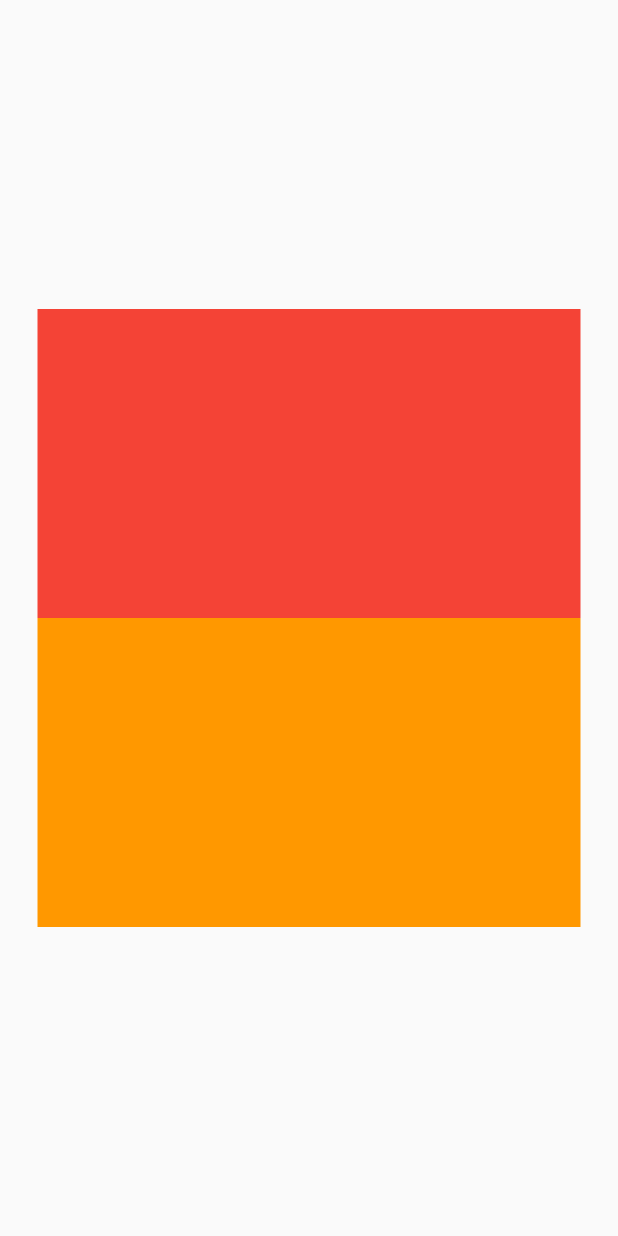
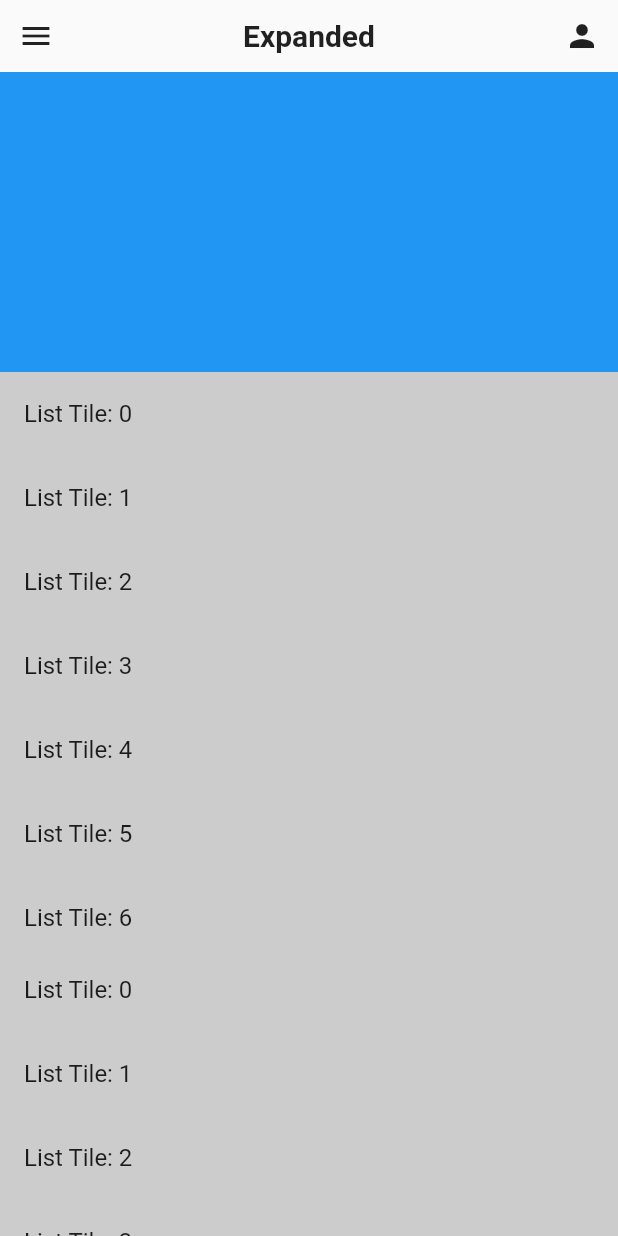
Before and after one commit to mdRazunMia/flutter-widgets-demo, a Flutter app: the screen it shows after launch, on a phone screen of 412 x 824 dp. Run offline on Flutter 3.47's test engine with Material 2 defaults, Android fonts, the phone set to English and light mode, and no system bars; our stand-ins replace get.

```diff
--- a/lib/main.dart
+++ b/lib/main.dart
@@ -3,7 +3,7 @@ import 'package:flutter_widgets_demo/screens/center_screen.dart';
 import 'package:flutter_widgets_demo/screens/home_screen.dart';
 import 'package:get/get.dart';
 
-import 'screens/medi_query_screen.dart';
+import 'screens/expanded_screen.dart';
 
 void main() {
   runApp(const MyApp());
@@ -20,7 +20,7 @@ class MyApp extends StatelessWidget {
       theme: ThemeData(
         primarySwatch: Colors.blue,
       ),
-      home: const MediaQueryScreen(),
+      home: const ExpandedScreen(),
       getPages: [
         GetPage(name: '/homeScreen', page: () => const HomeScreen()),
         GetPage(name: '/centerWidget', page: () => const CenterScreen()),
--- /dev/null
+++ b/lib/screens/expanded_screen.dart
@@ -0,0 +1,68 @@
+import 'package:flutter/material.dart';
+
+class ExpandedScreen extends StatelessWidget {
+  const ExpandedScreen({Key? key}) : super(key: key);
+
+  @override
+  Widget build(BuildContext context) {
+    return SafeArea(
+      child: Scaffold(
+        body: Column(
+          children: [
+            Row(
+              // mainAxisAlignment: MainAxisAlignment.spaceBetween,
+              children: [
+                IconButton(
+                  onPressed: () {},
+                  icon: const Icon(Icons.menu),
+                ),
+                const Expanded(
+                  child: Center(
+                    child: Text(
+                      "Expanded",
+                      style: TextStyle(
+                        fontWeight: FontWeight.bold,
+                        fontSize: 20,
+                      ),
+                    ),
+                  ),
+                ),
+                IconButton(
+                  onPressed: () {},
+                  icon: const Icon(Icons.person),
+                ),
+              ],
+            ),
+            Container(
+              height: 200,
+              color: Colors.blue,
+            ),
+            Expanded(
+              flex: 2, // take the 2 part of the remaining space.
+              child: ListView.builder(
+                itemCount: 20,
+                itemBuilder: (context, index) {
+                  return ListTile(
+                    tileColor: Colors.grey.withOpacity(0.5),
+                    title: Text("List Tile: $index"),
+                  );
+                },
+              ),
+            ),
+            Expanded(
+              flex: 1,
+              child: ListView.builder(
+                itemCount: 20,
+                itemBuilder: (context, index) {
+                  return ListTile(
+                    title: Text("List Tile: $index"),
+                  );
+                },
+              ),
+            )
+          ],
+        ),
+      ),
+    );
+  }
+}
```
Also changed, not shown: lib/screens/align_screen.dart (added, +45 -0 lines), lib/screens/rich_text_screen.dart (added, +41 -0 lines), lib/screens/text_screen.dart (added, +52 -0 lines).
